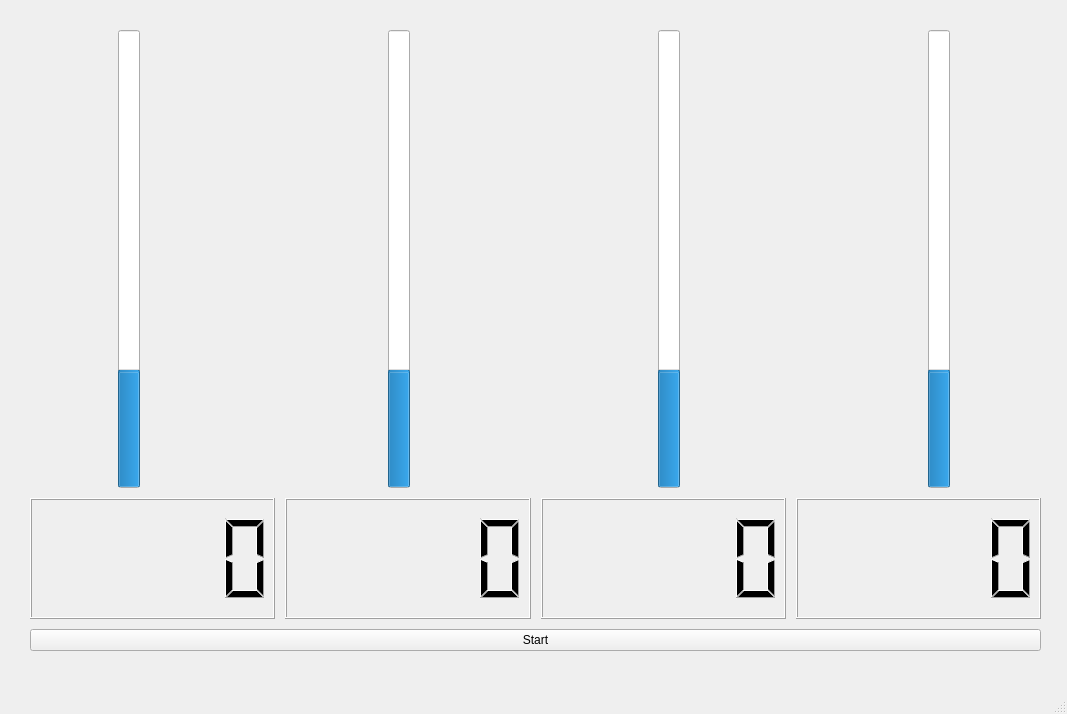
tienu/DIY_Vacume_Gauge_Carb_Sync, file Designer.ui: the form before one commit.
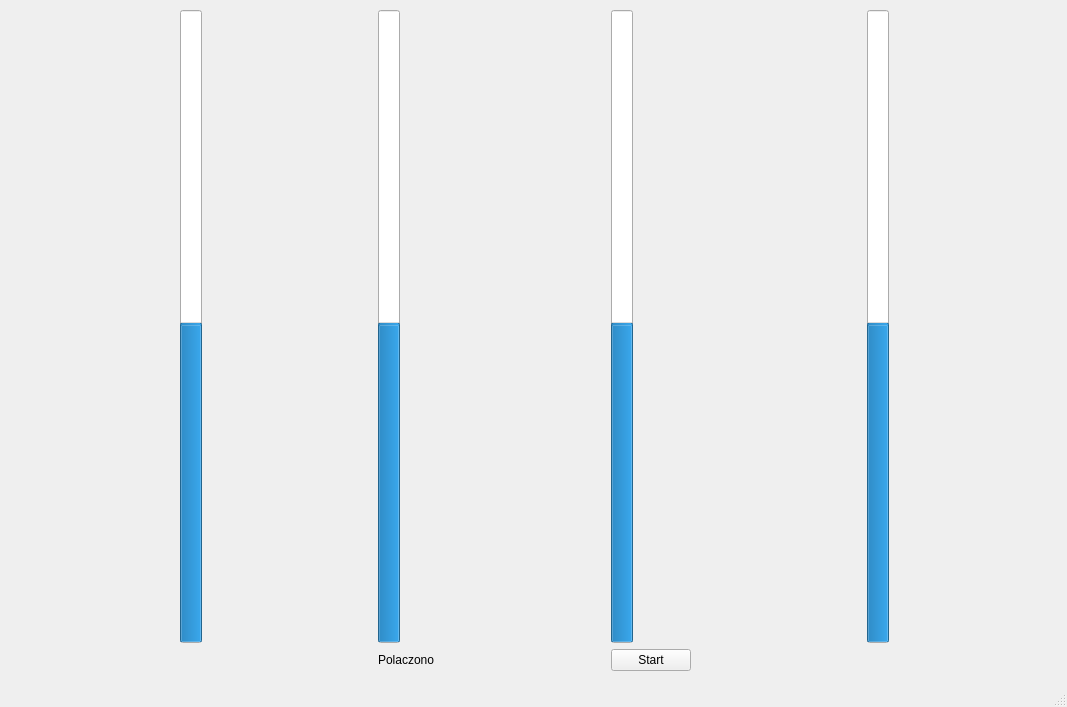
The form after the commit.

Commit message: Designer improoved

What changed in the file:
```diff
--- a/Designer.ui
+++ b/Designer.ui
@@ -7,7 +7,7 @@
     <x>0</x>
     <y>0</y>
     <width>1067</width>
-    <height>714</height>
+    <height>707</height>
    </rect>
   </property>
   <property name="windowTitle">
@@ -23,28 +23,8 @@
       <height>661</height>
      </rect>
     </property>
-    <layout class="QVBoxLayout" name="verticalLayout">
-     <property name="spacing">
-      <number>10</number>
-     </property>
-     <property name="leftMargin">
-      <number>20</number>
-     </property>
-     <property name="topMargin">
-      <number>20</number>
-     </property>
-     <property name="rightMargin">
-      <number>20</number>
-     </property>
-     <property name="bottomMargin">
-      <number>20</number>
-     </property>
-     <item>
-      <layout class="QHBoxLayout" name="horizontalLayout_2">
-       <property name="spacing">
-        <number>160</number>
-       </property>
-       <item>
+    <layout class="QGridLayout" name="gridLayout">
+     <item row="0" column="0">
         <widget class="QProgressBar" name="progressBar1">
          <property name="sizePolicy">
           <sizepolicy hsizetype="Fixed" vsizetype="MinimumExpanding">
@@ -70,6 +50,9 @@
          <property name="autoFillBackground">
           <bool>false</bool>
          </property>
+       <property name="maximum">
+        <number>50</number>
+       </property>
          <property name="value">
           <number>25</number>
          </property>
@@ -81,8 +64,8 @@
          </property>
         </widget>
        </item>
-       <item>
-        <widget class="QProgressBar" name="progressBar1_2">
+     <item row="0" column="1">
+      <widget class="QProgressBar" name="progressBar2">
          <property name="sizePolicy">
           <sizepolicy hsizetype="Fixed" vsizetype="MinimumExpanding">
            <horstretch>0</horstretch>
@@ -107,9 +90,15 @@
          <property name="autoFillBackground">
           <bool>false</bool>
          </property>
+       <property name="maximum">
+        <number>50</number>
+       </property>
          <property name="value">
           <number>25</number>
          </property>
+       <property name="textVisible">
+        <bool>true</bool>
+       </property>
          <property name="orientation">
           <enum>Qt::Vertical</enum>
          </property>
@@ -118,8 +107,8 @@
          </property>
         </widget>
        </item>
-       <item>
-        <widget class="QProgressBar" name="progressBar1_3">
+     <item row="0" column="2">
+      <widget class="QProgressBar" name="progressBar3">
          <property name="sizePolicy">
           <sizepolicy hsizetype="Fixed" vsizetype="MinimumExpanding">
            <horstretch>0</horstretch>
@@ -144,6 +133,9 @@
          <property name="autoFillBackground">
           <bool>false</bool>
          </property>
+       <property name="maximum">
+        <number>50</number>
+       </property>
          <property name="value">
           <number>25</number>
          </property>
@@ -155,8 +147,8 @@
          </property>
         </widget>
        </item>
-       <item>
-        <widget class="QProgressBar" name="progressBar1_4">
+     <item row="0" column="3">
+      <widget class="QProgressBar" name="progressBar4">
          <property name="sizePolicy">
           <sizepolicy hsizetype="Fixed" vsizetype="MinimumExpanding">
            <horstretch>0</horstretch>
@@ -181,6 +173,9 @@
          <property name="autoFillBackground">
           <bool>false</bool>
          </property>
+       <property name="maximum">
+        <number>50</number>
+       </property>
          <property name="value">
           <number>25</number>
          </property>
@@ -192,86 +187,19 @@
          </property>
         </widget>
        </item>
-      </layout>
-     </item>
-     <item>
-      <layout class="QHBoxLayout" name="horizontalLayout">
-       <item>
-        <widget class="QLCDNumber" name="lcdNumber_3">
-         <property name="minimumSize">
-          <size>
-           <width>231</width>
-           <height>121</height>
-          </size>
-         </property>
-         <property name="baseSize">
-          <size>
-           <width>231</width>
-           <height>121</height>
-          </size>
-         </property>
-        </widget>
-       </item>
-       <item>
-        <widget class="QLCDNumber" name="lcdNumber_2">
-         <property name="minimumSize">
-          <size>
-           <width>231</width>
-           <height>121</height>
-          </size>
-         </property>
-         <property name="baseSize">
-          <size>
-           <width>231</width>
-           <height>121</height>
-          </size>
-         </property>
-        </widget>
-       </item>
-       <item>
-        <widget class="QLCDNumber" name="lcdNumber_4">
-         <property name="minimumSize">
-          <size>
-           <width>231</width>
-           <height>121</height>
-          </size>
-         </property>
-         <property name="baseSize">
-          <size>
-           <width>231</width>
-           <height>121</height>
-          </size>
-         </property>
-        </widget>
-       </item>
-       <item>
-        <widget class="QLCDNumber" name="lcdNumber">
-         <property name="minimumSize">
-          <size>
-           <width>231</width>
-           <height>121</height>
-          </size>
-         </property>
-         <property name="baseSize">
-          <size>
-           <width>231</width>
-           <height>121</height>
-          </size>
-         </property>
-        </widget>
-       </item>
-      </layout>
-     </item>
-     <item>
-      <layout class="QHBoxLayout" name="horizontalLayout_3">
-       <item>
+     <item row="1" column="1">
+      <widget class="QLabel" name="Infolabel">
+       <property name="text">
+        <string>Polaczono</string>
+       </property>
+      </widget>
+     </item>
+     <item row="1" column="2">
         <widget class="QPushButton" name="Connect">
          <property name="text">
           <string>Start</string>
          </property>
         </widget>
-       </item>
-      </layout>
      </item>
     </layout>
    </widget>
```
Left out of the diff: 2 changed lines with no effect on the pictures. Lines whose indentation alone changed are shown as unchanged. The commit also changes 1 other file.
